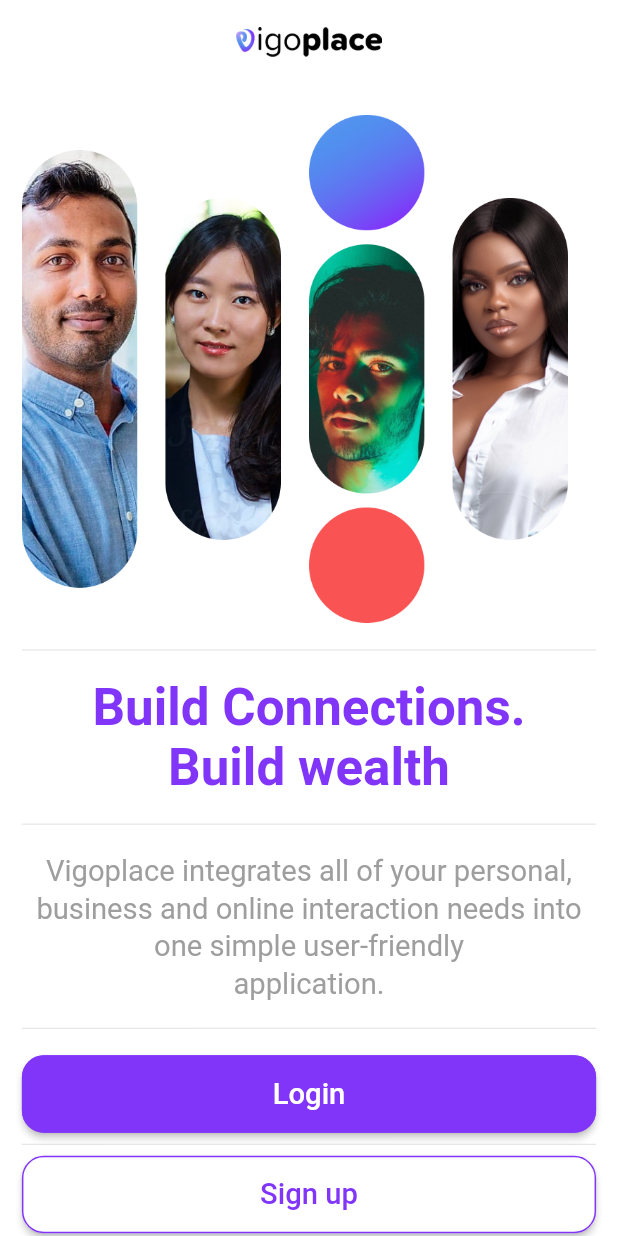
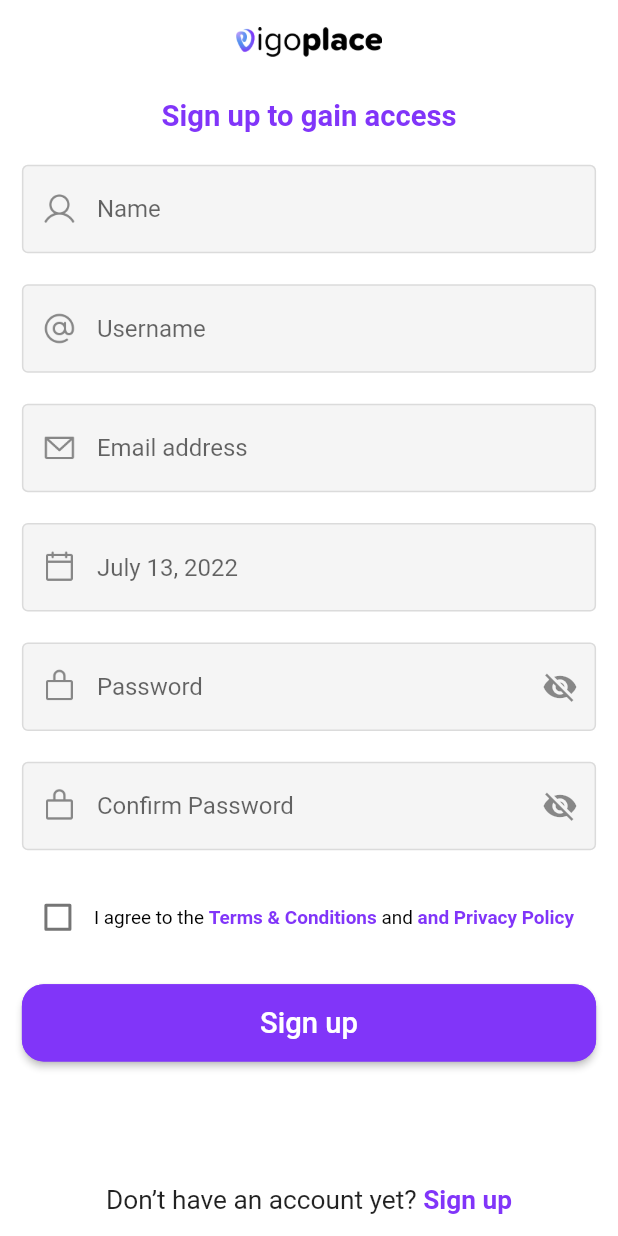
Before and after one commit to silentl007/vigo, a Flutter app: the screen it shows after launch, after a tap on "Sign up", on a phone screen of 412 x 824 dp. Run offline on Flutter 3.47's test engine with Material 2 defaults, Android fonts, the light colour scheme and no system bars.

Commit message:
finished ui

```diff
--- a/lib/home/home.dart
+++ b/lib/home/home.dart
@@ -1,5 +1,6 @@
 import 'package:flutter/material.dart';
 import 'package:vigo/home/login.dart';
+import 'package:vigo/home/signup.dart';
 import 'package:vigo/model/assets.dart';
 import 'package:vigo/model/customwidget.dart';
 import 'package:vigo/model/decorations.dart';
@@ -53,7 +54,7 @@ class _HomeState extends State<Home> {
                 customDivider(height: Sizes.h15),
                 CustomWidget().buttons(
                     context: context,
-                    function: (){},
+                    function: signup,
                     buttonText: 'Sign up',
                     buttonColor: Colors.white,
                     textColor: UserColors.purple),
@@ -63,7 +64,13 @@ class _HomeState extends State<Home> {
     );
   }
 
-loginProceed (){
-  Navigator.of(context).push(MaterialPageRoute(builder: (context)=> const Login()));
+  loginProceed() {
+    Navigator.of(context)
+        .push(MaterialPageRoute(builder: (context) => const Login()));
+  }
+
+  signup() {
+    Navigator.of(context)
+        .push(MaterialPageRoute(builder: (context) => const SignUp()));
+  }
 }
-}
--- /dev/null
+++ b/lib/home/signup.dart
@@ -0,0 +1,313 @@
+// ignore_for_file: prefer_is_empty
+
+import 'package:flutter/gestures.dart';
+import 'package:flutter/material.dart';
+import 'package:vigo/model/assets.dart';
+import 'package:vigo/model/customwidget.dart';
+import 'package:vigo/model/decorations.dart';
+import 'package:vigo/model/sizemodel.dart';
+
+class SignUp extends StatefulWidget {
+  const SignUp({Key? key}) : super(key: key);
+
+  @override
+  State<SignUp> createState() => _SignUpState();
+}
+
+class _SignUpState extends State<SignUp> {
+  final _formkey = GlobalKey<FormState>();
+  bool obscure = true;
+  IconData visible = Icons.visibility_off;
+  bool obscure1 = true;
+  IconData visible1 = Icons.visibility_off;
+  TextEditingController namecontrol = TextEditingController();
+  TextEditingController usernamecontrol = TextEditingController();
+  TextEditingController emailcontrol = TextEditingController();
+  TextEditingController datecontrol = TextEditingController();
+  TextEditingController passwordcontrol = TextEditingController();
+  TextEditingController passwordcontrol1 = TextEditingController();
+  bool acceptTerms = false;
+  @override
+  Widget build(BuildContext context) {
+    final node = FocusScope.of(context);
+    Sizes().heightSizeCalc(context);
+    Sizes().widthSizeCalc(context);
+    return SafeArea(
+      child: Scaffold(
+        appBar: CustomWidget().appbar(context: context),
+        body: Form(
+          key: _formkey,
+          child: SingleChildScrollView(
+            child: Padding(
+              padding: EdgeInsets.only(
+                  top: Sizes.h10, left: Sizes.w15, right: Sizes.w15),
+              child: Column(
+                children: [
+                  Text(
+                    'Sign up to gain access',
+                    textAlign: TextAlign.center,
+                    style: Decor().textStyle(
+                        fontweight: FontWeight.bold,
+                        size: Sizes.w20,
+                        color: UserColors.purple),
+                  ),
+                  customDivider(height: Sizes.h20),
+                  TextFormField(
+                    controller: namecontrol,
+                    textCapitalization: TextCapitalization.words,
+                    keyboardType: TextInputType.name,
+                    textInputAction: TextInputAction.next,
+                    onEditingComplete: () => node.nextFocus(),
+                    decoration: Decor().textform(
+                        hint: 'Name',
+                        prefixIcon: const Padding(
+                          padding: EdgeInsets.all(13.0),
+                          child: ImageIcon(
+                            AssetImage(
+                              AssetsPath.user,
+                            ),
+                          ),
+                        )),
+                    validator: (value) {
+                      if (value!.isEmpty || value.trim().length == 0) {
+                        return 'Please input your name';
+                      }
+                      return null;
+                    },
+                  ),
+                  customDivider(height: Sizes.h20),
+                  TextFormField(
+                    controller: usernamecontrol,
+                    keyboardType: TextInputType.text,
+                    textInputAction: TextInputAction.next,
+                    onEditingComplete: () => node.nextFocus(),
+                    decoration: Decor().textform(
+                        hint: 'Username',
+                        prefixIcon: const Padding(
+                          padding: EdgeInsets.all(13.0),
+                          child: ImageIcon(
+                            AssetImage(
+                              AssetsPath.at,
+                            ),
+                          ),
+                        )),
+                    validator: (value) {
+                      if (value!.isEmpty || value.trim().length == 0) {
+                        return 'Please input your username';
+                      }
+                      return null;
+                    },
+                  ),
+                  customDivider(height: Sizes.h20),
+                  TextFormField(
+                    controller: emailcontrol,
+                    keyboardType: TextInputType.emailAddress,
+                    textInputAction: TextInputAction.next,
+                    onEditingComplete: () => node.nextFocus(),
+                    decoration: Decor().textform(
+                        hint: 'Email address',
+                        prefixIcon: const Padding(
+                          padding: EdgeInsets.all(13.0),
+                          child: ImageIcon(
+                            AssetImage(
+                              AssetsPath.email,
+                            ),
+                          ),
+                        )),
+                    validator: (value) {
+                      if (value!.isEmpty || value.trim().length == 0) {
+                        return 'Please input your email address';
+                      }
+                      return null;
+                    },
+                  ),
+                  customDivider(height: Sizes.h20),
+                  TextFormField(
+                    controller: datecontrol,
+                    keyboardType: TextInputType.datetime,
+                    textInputAction: TextInputAction.next,
+                    onEditingComplete: () => node.nextFocus(),
+                    decoration: Decor().textform(
+                        hint: 'July 13, 2022',
+                        prefixIcon: const Padding(
+                          padding: EdgeInsets.all(13.0),
+                          child: ImageIcon(
+                            AssetImage(
+                              AssetsPath.calender,
+                            ),
+                          ),
+                        )),
+                    validator: (value) {
+                      if (value!.isEmpty || value.trim().length == 0) {
+                        return 'Please input your date of birth';
+                      }
+                      return null;
+                    },
+                  ),
+                  customDivider(height: Sizes.h20),
+                  TextFormField(
+                    obscureText: obscure,
+                    controller: passwordcontrol,
+                    keyboardType: TextInputType.visiblePassword,
+                    textInputAction: TextInputAction.next,
+                    onEditingComplete: () => node.nextFocus(),
+                    decoration: Decor().textform(
+                        hint: 'Password',
+                        prefixIcon: const Padding(
+                          padding: EdgeInsets.all(13.0),
+                          child: ImageIcon(
+                            AssetImage(
+                              AssetsPath.password,
+                            ),
+                          ),
+                        ),
+                        suffixIcon: IconButton(
+                            onPressed: passfunc, icon: Icon(visible))),
+                    validator: (value) {
+                      if (value!.isEmpty || value.trim().length == 0) {
+                        return 'Please input your password';
+                      }
+                      return null;
+                    },
+                  ),
+                  customDivider(height: Sizes.h20),
+                  TextFormField(
+                    obscureText: obscure1,
+                    controller: passwordcontrol1,
+                    keyboardType: TextInputType.visiblePassword,
+                    textInputAction: TextInputAction.next,
+                    onEditingComplete: () => node.nextFocus(),
+                    decoration: Decor().textform(
+                        hint: 'Confirm Password',
+                        prefixIcon: const Padding(
+                          padding: EdgeInsets.all(13.0),
+                          child: ImageIcon(
+                            AssetImage(
+                              AssetsPath.password,
+                            ),
+                          ),
+                        ),
+                        suffixIcon: IconButton(
+                            onPressed: passfunc1, icon: Icon(visible1))),
+                    validator: (value) {
+                      if (value!.isEmpty || value.trim().length == 0) {
+                        return 'Please input your confirm password';
+                      } else if (value != passwordcontrol.text) {
+                        return 'Passwords do not match';
+                      }
+                      return null;
+                    },
+                  ),
+                  customDivider(height: Sizes.h20),
+                  Row(children: [
+                    FittedBox(
+                      child: Checkbox(
+                          activeColor: UserColors.purple,
+                          value: acceptTerms,
+                          onChanged: (value) {
+                            setState(() {
+                              acceptTerms = value!;
+                            });
+                          }),
+                    ),
+                    RichText(
+                      overflow: TextOverflow.fade,
+                      text: TextSpan(
+                          style: Decor().textStyle(
+                            color: Colors.black,
+                            size: Sizes.w13,
+                          ),
+                          text: 'I agree to the ',
+                          children: <TextSpan>[
+                            TextSpan(
+                                recognizer: TapGestureRecognizer()
+                                  ..onTap = () {},
+                                text: 'Terms & Conditions ',
+                                style: Decor().textStyle(
+                                    color: UserColors.purple,
+                                    size: Sizes.w13,
+                                    fontweight: FontWeight.bold)),
+                            TextSpan(
+                                recognizer: TapGestureRecognizer()
+                                  ..onTap = () {},
+                                text: 'and ',
+                                style: Decor().textStyle(
+                                    size: Sizes.w13,
+                                    fontweight: FontWeight.normal)),
+                            TextSpan(
+                                recognizer: TapGestureRecognizer()
+                                  ..onTap = () {},
+                                text: 'and Privacy Policy ',
+                                style: Decor().textStyle(
+                                    color: UserColors.purple,
+                                    size: Sizes.w13,
+                                    fontweight: FontWeight.bold))
+                          ]),
+                    ),
+                  ]),
+                  customDivider(height: Sizes.h20),
+                  CustomWidget().buttons(
+                      context: context,
+                      function: signup,
+                      buttonText: 'Sign up',
+                      buttonColor: UserColors.purple),
+                  customDivider(height: Sizes.h80),
+                  Row(
+                    mainAxisAlignment: MainAxisAlignment.center,
+                    children: [
+                      Text(
+                        'Don’t have an account yet? ',
+                        style: Decor().textStyle(
+                            fontweight: FontWeight.normal, size: Sizes.w18),
+                      ),
+                      Text(
+                        'Sign up',
+                        style: Decor().textStyle(
+                            fontweight: FontWeight.bold,
+                            color: UserColors.purple,
+                            size: Sizes.w18),
+                      ),
+                    ],
+                  ),
+                ],
+              ),
+            ),
+          ),
+        ),
+      ),
+    );
+  }
+
+  passfunc() {
+    if (obscure) {
+      setState(() {
+        obscure = false;
+        visible = Icons.visibility;
+      });
+    } else {
+      setState(() {
+        obscure = true;
+        visible = Icons.visibility_off;
+      });
+    }
+  }
+
+  passfunc1() {
+    if (obscure1) {
+      setState(() {
+        obscure1 = false;
+        visible1 = Icons.visibility;
+      });
+    } else {
+      setState(() {
+        obscure1 = true;
+        visible1 = Icons.visibility_off;
+      });
+    }
+  }
+
+  signup() {
+    var form = _formkey.currentState;
+    if (form!.validate()) {}
+  }
+}
--- a/lib/model/assets.dart
+++ b/lib/model/assets.dart
@@ -1,4 +1,20 @@
 class AssetsPath {
   static const login = 'assets/login.png';
   static const vigologo = 'assets/vigologo.png';
+  static const user = 'assets/user.png';
+  static const password = 'assets/password.png';
+  static const at = 'assets/at.png';
+  static const calender = 'assets/calender.png';
+  static const email = 'assets/email.png';
+  static const wallet = 'assets/Wallet.png';
+  static const home = 'assets/home.png';
+  static const add = 'assets/add.png';
+  static const search = 'assets/search.png';
+  static const profilepic1 = 'assets/profilepic1.png';
+  static const profilepic2 = 'assets/profilepic2.png';
+  static const item1 = 'assets/item1.png';
+  static const item2 = 'assets/item2.png';
+  static const like = 'assets/like.png';
+  static const comment = 'assets/comment.png';
+  static const threedots = 'assets/threedots.png';
 }
--- a/lib/model/customwidget.dart
+++ b/lib/model/customwidget.dart
@@ -4,17 +4,36 @@ import 'package:vigo/model/decorations.dart';
 import 'package:vigo/model/sizemodel.dart';
 
 class CustomWidget {
-  appbar({required BuildContext context, Widget? titleWidget}) {
+  appbar(
+      {required BuildContext context,
+      Widget? titleWidget,
+      bool? dash = false}) {
     Sizes().heightSizeCalc(context);
     Sizes().widthSizeCalc(context);
     return AppBar(
       backgroundColor: Colors.white,
+      leading: null,
+      automaticallyImplyLeading: false,
       elevation: 0,
-      title: Image.asset(
-        AssetsPath.vigologo,
-        width: Sizes.w100,
-      ),
-      centerTitle: true,
+      title: dash!
+          ? Row(
+              mainAxisAlignment: MainAxisAlignment.spaceBetween,
+              children: [
+                Image.asset(
+                  AssetsPath.vigologo,
+                  width: Sizes.w100,
+                ),
+                Image.asset(
+                  AssetsPath.wallet,
+                  width: Sizes.w25,
+                )
+              ],
+            )
+          : Image.asset(
+              AssetsPath.vigologo,
+              width: Sizes.w100,
+            ),
+      centerTitle: dash ? false : true,
     );
   }
 
@@ -53,5 +72,12 @@ class CustomWidget {
 customDivider({double? height}) {
   return Divider(
     height: height ?? 1,
+    color: Colors.transparent,
   );
 }
+
+customhorizontal({double? width}) {
+  return VerticalDivider(
+    width: width ?? 1,
+  );
+}
--- a/lib/model/decorations.dart
+++ b/lib/model/decorations.dart
@@ -15,12 +15,18 @@ class Decor {
     );
   }
 
-  textform() {
+  textform({String? hint, Widget? prefixIcon, Widget? suffixIcon}) {
     return InputDecoration(
-      fillColor: Colors.grey.withOpacity(.3),
-      enabledBorder: OutlineInputBorder(borderSide: BorderSide(color: Colors.grey)) ,
-        focusedBorder:
-            OutlineInputBorder(borderSide: BorderSide(color: Colors.grey)));
+        focusColor: UserColors.purple,
+        prefixIcon: prefixIcon,
+        suffixIcon: suffixIcon,
+        hintText: hint,
+        fillColor: Colors.grey.withOpacity(.1),
+        filled: true,
+        enabledBorder: OutlineInputBorder(
+            borderSide: BorderSide(color: Colors.grey.withOpacity(.3))),
+        focusedBorder: OutlineInputBorder(
+            borderSide: BorderSide(color: Colors.grey.withOpacity(.3))));
   }
 }
 
```
Also changed, not shown: lib/home/dashboard.dart (added, +206 -0 lines), lib/home/login.dart (+133 -3 lines), assets/add.png (added), assets/at.png (added), assets/calender.png (added), assets/comment.png (added), assets/email.png (added), assets/home.png (added), assets/like.png (added), assets/password.png (added), assets/profilepic2.png (added), assets/search.png (added), assets/threedots.png (added), assets/user.png (added).
